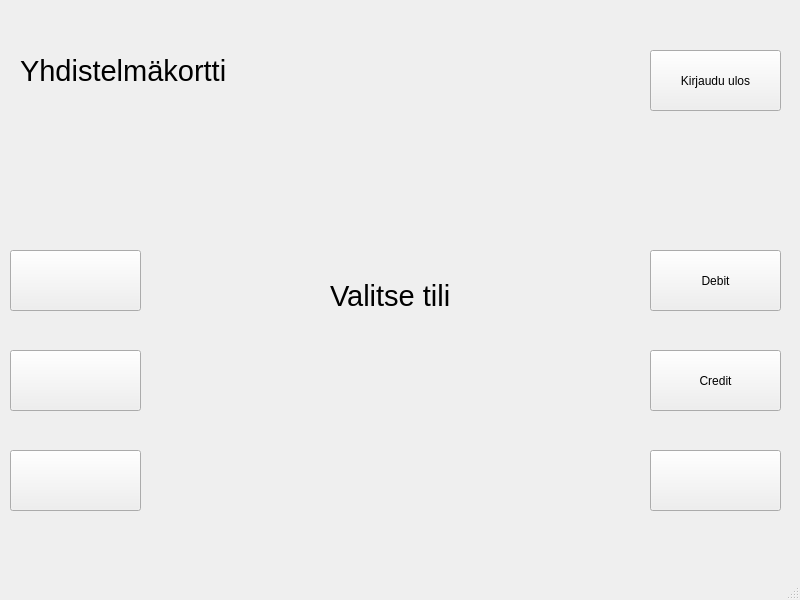
Before: the Qt Designer form frontend/kortinvalintawindow.ui in Jani-OAMK/ATM-group-project, drawn with Qt 5.
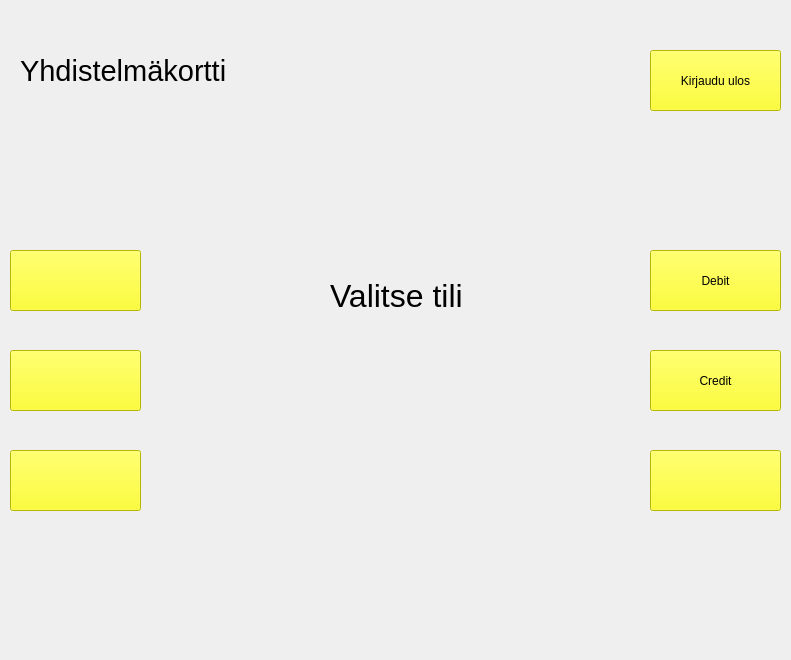
After: the same form once the commit is applied. Icons and pictures are not drawn.

```diff
--- a/frontend/kortinvalintawindow.ui
+++ b/frontend/kortinvalintawindow.ui
@@ -6,14 +6,29 @@
    <rect>
     <x>0</x>
     <y>0</y>
-    <width>800</width>
-    <height>600</height>
+    <width>791</width>
+    <height>660</height>
    </rect>
   </property>
   <property name="windowTitle">
    <string>MainWindow</string>
   </property>
+  <property name="autoFillBackground">
+   <bool>false</bool>
+  </property>
+  <property name="styleSheet">
+   <string notr="true"/>
+  </property>
   <widget class="QWidget" name="centralwidget">
+   <property name="styleSheet">
+    <string notr="true">QWidget#centralwidget {
+    border-image: url(:/images/kortinvalinta1.png) 0 0 0 0 stretch stretch;
+}
+
+QLineEdit {
+    background-color: white;
+}</string>
+   </property>
    <widget class="QPushButton" name="pushButton">
     <property name="geometry">
      <rect>
@@ -23,6 +38,11 @@
       <height>61</height>
      </rect>
     </property>
+    <property name="styleSheet">
+     <string notr="true">background-color: rgb(255, 255, 0);
+font: 16pt &quot;Segoe UI&quot;;
+color: black;</string>
+    </property>
     <property name="text">
      <string/>
     </property>
@@ -36,6 +56,11 @@
       <height>61</height>
      </rect>
     </property>
+    <property name="styleSheet">
+     <string notr="true">background-color: rgb(255, 255, 0);
+font: 16pt &quot;Segoe UI&quot;;
+color: black;</string>
+    </property>
     <property name="text">
      <string/>
     </property>
@@ -49,6 +74,11 @@
       <height>61</height>
      </rect>
     </property>
+    <property name="styleSheet">
+     <string notr="true">background-color: rgb(255, 255, 0);
+font: 16pt &quot;Segoe UI&quot;;
+color: black;</string>
+    </property>
     <property name="text">
      <string/>
     </property>
@@ -62,6 +92,11 @@
       <height>61</height>
      </rect>
     </property>
+    <property name="styleSheet">
+     <string notr="true">background-color: rgb(255, 255, 0);
+font: 16pt &quot;Segoe UI&quot;;
+color: black;</string>
+    </property>
     <property name="text">
      <string>Kirjaudu ulos</string>
     </property>
@@ -75,6 +110,11 @@
       <height>61</height>
      </rect>
     </property>
+    <property name="styleSheet">
+     <string notr="true">background-color: rgb(255, 255, 0);
+font: 16pt &quot;Segoe UI&quot;;
+color: black;</string>
+    </property>
     <property name="text">
      <string>Debit</string>
     </property>
@@ -88,6 +128,11 @@
       <height>61</height>
      </rect>
     </property>
+    <property name="styleSheet">
+     <string notr="true">background-color: rgb(255, 255, 0);
+font: 16pt &quot;Segoe UI&quot;;
+color: black;</string>
+    </property>
     <property name="text">
      <string>Credit</string>
     </property>
@@ -101,6 +146,11 @@
       <height>61</height>
      </rect>
     </property>
+    <property name="styleSheet">
+     <string notr="true">background-color: rgb(255, 255, 0);
+font: 16pt &quot;Segoe UI&quot;;
+color: black;</string>
+    </property>
     <property name="text">
      <string/>
     </property>
@@ -134,9 +184,16 @@
     </property>
     <property name="font">
      <font>
-      <pointsize>22</pointsize>
+      <family>Segoe UI</family>
+      <pointsize>24</pointsize>
+      <italic>false</italic>
+      <bold>false</bold>
      </font>
     </property>
+    <property name="styleSheet">
+     <string notr="true">color: black;
+font: 24pt &quot;Segoe UI&quot;;</string>
+    </property>
     <property name="text">
      <string>Valitse tili</string>
     </property>
@@ -152,7 +209,6 @@
     </rect>
    </property>
   </widget>
-  <widget class="QStatusBar" name="statusbar"/>
  </widget>
  <resources/>
  <connections/>
```
Left out of the diff: 14 changed lines with no effect on the pictures.
